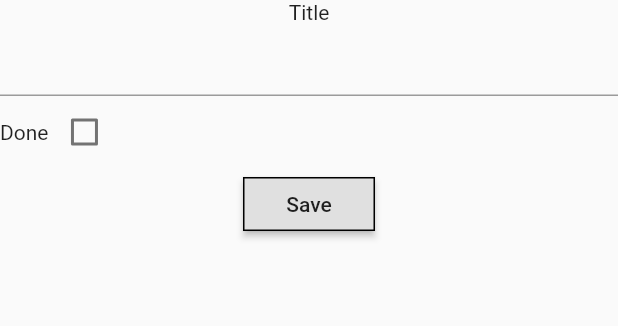
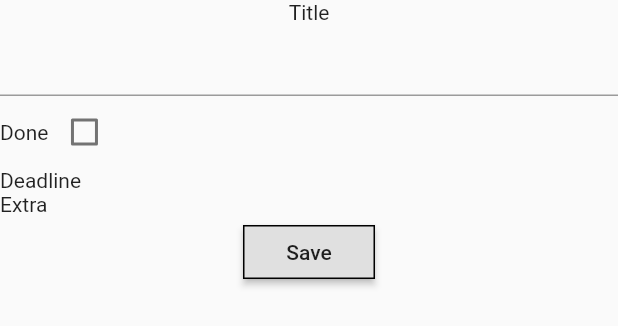
Before and after one commit to DeRidderJonas/BAP_Todo_Flutter, a Flutter app: the TaskDetail widget shown alone on an empty page, opened directly, on a phone screen of 412 x 824 dp. Shown: the top 326 px of the screen. Run offline on Flutter 3.47's test engine with Material 2 defaults, Android fonts, the phone set to English and light mode, and no system bars; our stand-ins replace shared_preferences, sqflite; accounts and stored records are empty.

Commit message:
Add deadline & extra to Task

```diff
--- a/lib/database_helpers.dart
+++ b/lib/database_helpers.dart
@@ -7,27 +7,37 @@ final String tableTasks = "tasks";
 final String columnId = "id";
 final String columnTitle = "title";
 final String columnDone = "done";
+final String columnDeadline = "deadline";
+final String columnExtra = "extra";
 
 class Task {
   int id;
   String title;
   bool done;
+  String deadline;
+  String extra;
 
   Task(){
     title = "";
     done = false;
+    deadline = "";
+    extra = "";
   }
 
   Task.fromMap(Map<String, dynamic> map) {
     id = map[columnId];
     title = map[columnTitle];
     done = map[columnDone] == 1;
+    deadline = map[columnDeadline];
+    extra = map[columnExtra];
   }
 
   Map<String, dynamic> toMap(){
     var map = <String, dynamic>{
       columnTitle: title,
-      columnDone: done
+      columnDone: done,
+      columnDeadline: deadline,
+      columnExtra: extra
     };
     if(id != null && id != -1) {
       map[columnId] = id;
@@ -38,7 +48,7 @@ class Task {
 
 class DatabaseHelper {
   static final _databaseName = "tasks.db";
-  static final _databaseVersion = 1;
+  static final _databaseVersion = 3;
 
   DatabaseHelper._privateConstructor();
   static final DatabaseHelper instance = DatabaseHelper._privateConstructor();
@@ -53,6 +63,7 @@ class DatabaseHelper {
   _initDatabase() async{
     Directory documentsDirectory = await getApplicationDocumentsDirectory();
     String path = join(documentsDirectory.path, _databaseName);
+    Sqflite.devSetDebugModeOn(true);
     return await openDatabase(path,
       version: _databaseVersion,
       onCreate: (Database db, int version) async {
@@ -60,7 +71,9 @@ class DatabaseHelper {
           create table $tableTasks(
             $columnId integer primary key,
             $columnTitle text,
-            $columnDone integer
+            $columnDone integer,
+            $columnDeadline text,
+            $columnExtra text
           )
         ''');
       }
@@ -69,6 +82,7 @@ class DatabaseHelper {
 
   Future<int> insert(Task task) async{
     Database db = await database;
+    //print(await db.query("sqlite_master"));
     int id = await db.insert(tableTasks, task.toMap());
     return id;
   }
@@ -76,7 +90,7 @@ class DatabaseHelper {
   Future<Task> getById(int id) async {
     Database db = await database;
     List<Map> maps = await db.query(tableTasks,
-      columns: [columnId, columnTitle, columnDone],
+      columns: [columnId, columnTitle, columnDone, columnDeadline, columnExtra],
       where: '$columnId = ?',
       whereArgs: [id],
     );
--- a/lib/task_detail_widget.dart
+++ b/lib/task_detail_widget.dart
@@ -14,12 +14,14 @@ class _TaskDetailState extends State<TaskDetail> {
   final titleController = TextEditingController();
 
   @override
-  void initState(){
+  void initState() {
     readCurrentTask().then((result) {
       setState(() {
         task.id = result.id;
         task.title = result.title;
         task.done = result.done;
+        task.deadline = result.deadline;
+        task.extra = result.extra;
         titleController.text = task.title;
       });
     });
@@ -28,8 +30,6 @@ class _TaskDetailState extends State<TaskDetail> {
 
   @override
   Widget build(BuildContext context) {
-    print('title: ${task.title}, done: ${task.done}');
-
     return Center(
         child: Column(
       children: <Widget>[
@@ -50,11 +50,23 @@ class _TaskDetailState extends State<TaskDetail> {
             )
           ],
         ),
+        Row(
+          children: <Widget>[
+            Text("Deadline "),
+            Text(task.deadline),
+          ],
+        ),
+        Row(
+          children: <Widget>[
+            Text("Extra "),
+            Text(task.extra),
+          ],
+        ),
         RaisedButton(
           child: Text("Save"),
           onPressed: updateCurrentTask,
           shape: Border.all(color: Colors.black),
-        )
+        ),
       ],
     ));
   }
--- a/lib/tasks_widget.dart
+++ b/lib/tasks_widget.dart
@@ -32,6 +32,8 @@ class _TasksListState extends State<TasksList> {
     Task newTask = new Task();
     newTask.title = "something";
     newTask.done = false;
+    newTask.deadline = "none";
+    newTask.extra = "none";
     DatabaseHelper helper = DatabaseHelper.instance;
     int id = await helper.insert(newTask);
     final prefs = await SharedPreferences.getInstance();
```
Also changed, not shown: lib/Task.dart (deleted).
